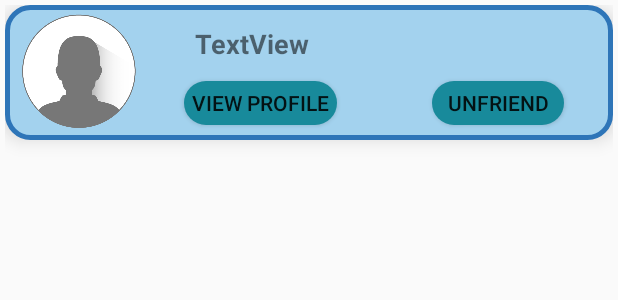
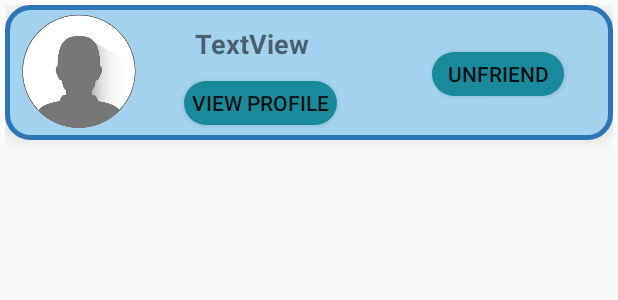
Before and after one commit to KrystianWojakiewicz/Connected, an Android app: the layout users_list_layout.xml on its own in the app's theme, with its tools: preview values and no code run, on a phone screen of 412 x 824 dp. Shown: the top 300 px of the screen. Run offline under Robolectric (Android 15) with nearby library versions, the phone set to English and light mode, and no system bars; plain views replace SquareImageView.

Commit message:
Remove status icon,because it's not used.

```diff
--- a/app/src/main/java/com/example/connected/tabs/FriendsListAdapter.java
+++ b/app/src/main/java/com/example/connected/tabs/FriendsListAdapter.java
@@ -81,7 +81,7 @@ public class FriendsListAdapter extends BaseAdapter {
         userImageView.setImageResource(R.drawable.default_avatar);
         Picasso.get().load(this.friends.get(position).getImage()).into(this.userImageView);
 
-        statusIcon.setBackgroundResource(R.drawable.green_circle_drawable);
+//        statusIcon.setBackgroundResource(R.drawable.green_circle_drawable);
 
         Button viewProfileBtn = v.findViewById(R.id.viewProfileButton);
         viewProfileBtn.setOnClickListener(new View.OnClickListener() {
--- a/app/src/main/res/layout/users_list_layout.xml
+++ b/app/src/main/res/layout/users_list_layout.xml
@@ -71,14 +71,14 @@
             android:layout_height="match_parent"
             android:orientation="vertical">
 
-            <TextView
-                android:id="@+id/statusIcon"
-                android:layout_width="20dp"
-                android:layout_height="20dp"
-                android:layout_marginStart="75dp"
-                android:layout_marginTop="14dp"
-                android:elevation="15in"
-                android:gravity="center" />
+<!--            <TextView-->
+<!--                android:id="@+id/statusIcon"-->
+<!--                android:layout_width="20dp"-->
+<!--                android:layout_height="20dp"-->
+<!--                android:layout_marginStart="75dp"-->
+<!--                android:layout_marginTop="14dp"-->
+<!--                android:elevation="15in"-->
+<!--                android:gravity="center" />-->
 
 <!--            <TextView-->
 <!--                android:id="@+id/statusTextView"-->
@@ -95,7 +95,7 @@
                 android:layout_width="wrap_content"
                 android:layout_height="29dp"
                 android:layout_marginStart="40dp"
-                android:layout_marginTop="15dp"
+                android:layout_marginTop="30dp"
                 android:background="@drawable/app_buttons_drawable"
                 android:elevation="15in"
                 android:gravity="center"
```
